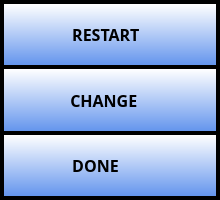
Before: the Qt Designer form ui/TimerDialog.ui in UnexplodedMinds/Stratofier, drawn with Qt 5.
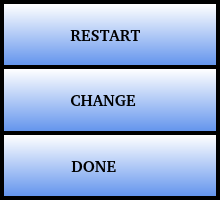
After: the same form once the commit is applied. Icons and pictures are not drawn.

Commit message:
Replace Orbitron and Rational Int fonts back to Piboto and add Piboto to resources to ensure android displays correctly.
Simplify how bug menu and main menu are positioned.

Patch:
```diff
--- a/ui/TimerDialog.ui
+++ b/ui/TimerDialog.ui
@@ -145,7 +145,7 @@
      </property>
      <property name="font">
       <font>
-       <family>Piboto</family>
+       <family>Piboto [Goog]</family>
        <pointsize>12</pointsize>
        <weight>75</weight>
        <bold>true</bold>
@@ -182,7 +182,7 @@
      </property>
      <property name="font">
       <font>
-       <family>Piboto</family>
+       <family>Piboto [Goog]</family>
        <pointsize>12</pointsize>
        <weight>75</weight>
        <bold>true</bold>
@@ -219,7 +219,7 @@
      </property>
      <property name="font">
       <font>
-       <family>Piboto</family>
+       <family>Piboto [Goog]</family>
        <pointsize>12</pointsize>
        <weight>75</weight>
        <bold>true</bold>
```
The commit also changes 15 other files.
